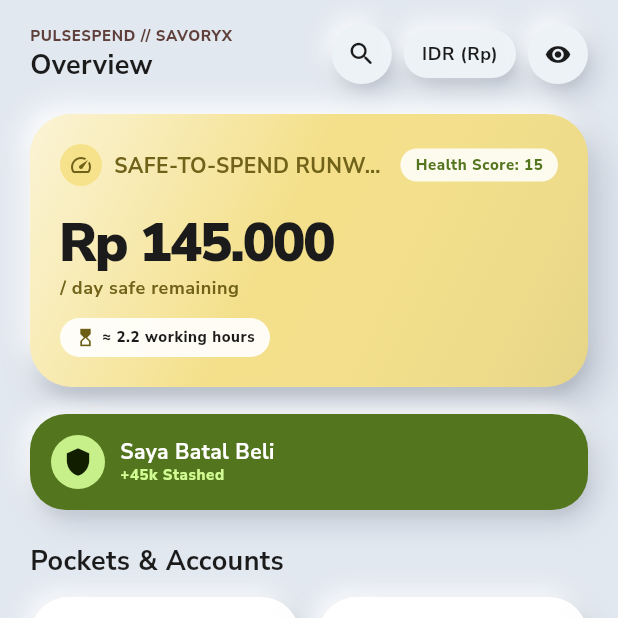
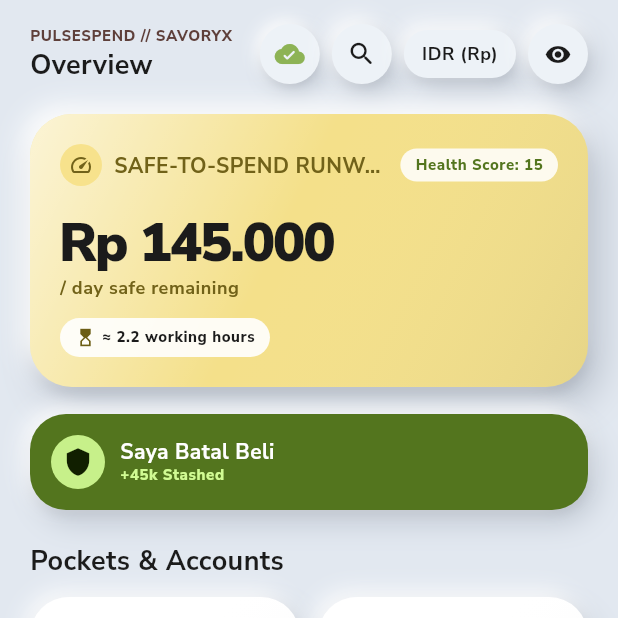
Before and after one commit to Ftthreign/savoryx_app, a Flutter app: the screen it shows after launch, on a phone screen of 412 x 824 dp, the top half of it. Run offline on Flutter 3.47's test engine with Material 3 defaults, Android fonts, the phone set to English and light mode, and no system bars; our stand-ins replace connectivity_plus, dio, drift, equatable, flutter_bloc, flutter_secure_storage and 4 more; accounts and stored records are empty; generated files the repository leaves out were written again.

Commit message:
feat: create sync bloc state maching and claymorphism sync status indicator widget
- Define Freezed sealed SyncState variants (idle, syncing, success, failure) and SyncBloc events
- Build tactile Claymorphism SyncStatus Indicator displaying live pending badge and spin adnimation
- Integrate SyncStatusIndicator and pull-to-reffresh sync trigger into OVerviewTab top bar
- Add blocTest and widget tests covering happy path, pending queue, badge, and error retry

Closes #51

```diff
--- a/apps/lib/features/navigation/presentation/widgets/overview_tab.dart
+++ b/apps/lib/features/navigation/presentation/widgets/overview_tab.dart
@@ -25,6 +25,10 @@ import 'package:savoryx/features/search/presentation/bloc/search_state.dart';
 import 'package:savoryx/features/search/presentation/widgets/clay_search_bar.dart';
 import 'package:savoryx/features/search/presentation/widgets/search_filter_bottom_sheet.dart';
 import 'package:savoryx/features/search/presentation/widgets/search_result_tile.dart';
+import 'package:savoryx/features/sync/presentation/bloc/sync_bloc.dart';
+import 'package:savoryx/features/sync/presentation/bloc/sync_event.dart';
+import 'package:savoryx/features/sync/presentation/bloc/sync_state.dart';
+import 'package:savoryx/features/sync/presentation/widgets/sync_status_indicator.dart';
 import 'package:savoryx/features/transaction/domain/entities/transaction_entity.dart';
 import 'package:savoryx/features/transaction/presentation/bloc/currency_bloc.dart';
 import 'package:savoryx/features/transaction/presentation/bloc/currency_event.dart';
@@ -34,28 +38,51 @@ import 'package:savoryx/features/transaction/presentation/widgets/dual_currency_
 /// Presentation widget representing the Overview / PulseSpend screen.
 /// Completely decoupled from SQLite/Drift DAOs and orchestrated via OverviewBloc.
 class OverviewTab extends StatelessWidget {
-  const OverviewTab({super.key, this.bloc});
+  const OverviewTab({super.key, this.bloc, this.syncBloc});
 
   final OverviewBloc? bloc;
+  final SyncBloc? syncBloc;
 
   @override
   Widget build(BuildContext context) {
+    final Widget content;
+    final bool hasSyncBloc;
+    if (syncBloc != null) {
+      hasSyncBloc = true;
+      content = BlocProvider<SyncBloc>.value(
+        value: syncBloc!,
+        child: const _OverviewContentView(hasSyncBloc: true),
+      );
+    } else if (getIt.isRegistered<SyncBloc>()) {
+      hasSyncBloc = true;
+      content = BlocProvider<SyncBloc>.value(
+        value: getIt<SyncBloc>()..add(const SyncEvent.started()),
+        child: const _OverviewContentView(hasSyncBloc: true),
+      );
+    } else {
+      hasSyncBloc = false;
+      content = const _OverviewContentView(hasSyncBloc: false);
+    }
+    assert(hasSyncBloc == (syncBloc != null || getIt.isRegistered<SyncBloc>()));
+
     if (bloc != null) {
       return BlocProvider<OverviewBloc>.value(
         value: bloc!,
-        child: const _OverviewContentView(),
+        child: content,
       );
     }
 
     return BlocProvider<OverviewBloc>(
       create: (_) => getIt<OverviewBloc>()..add(const OverviewLoadStarted()),
-      child: const _OverviewContentView(),
+      child: content,
     );
   }
 }
 
 class _OverviewContentView extends StatelessWidget {
-  const _OverviewContentView();
+  const _OverviewContentView({this.hasSyncBloc = false});
+
+  final bool hasSyncBloc;
 
   Future<void> _openCurrencyPicker(
     BuildContext context,
@@ -95,14 +122,30 @@ class _OverviewContentView extends StatelessWidget {
     );
   }
 
+  Future<void> _handleRefresh(BuildContext context) async {
+    if (hasSyncBloc) {
+      final activeSyncBloc = context.read<SyncBloc>();
+      final completer = Completer<void>();
+      activeSyncBloc
+          .add(SyncEvent.manualRequested(onComplete: completer.complete));
+      await completer.future;
+    }
+    if (context.mounted) {
+      context.read<OverviewBloc>().add(const OverviewLoadStarted());
+    }
+  }
+
   @override
   Widget build(BuildContext context) {
     return BlocBuilder<OverviewBloc, OverviewState>(
       builder: (context, state) {
         return SafeArea(
           bottom: false,
+          child: RefreshIndicator(
+            onRefresh: () => _handleRefresh(context),
             child: SingleChildScrollView(
               key: const PageStorageKey<String>('overview_scroll_view'),
+              physics: const AlwaysScrollableScrollPhysics(),
               padding: const EdgeInsets.fromLTRB(20.0, 16.0, 20.0, 110.0),
               child: Column(
                 crossAxisAlignment: CrossAxisAlignment.start,
@@ -133,6 +176,25 @@ class _OverviewContentView extends StatelessWidget {
                       const SizedBox(width: 8.0),
                       Row(
                         children: [
+                          if (hasSyncBloc)
+                            BlocBuilder<SyncBloc, SyncState>(
+                              builder: (syncCtx, syncState) {
+                                return SyncStatusIndicator(
+                                  key: const Key('overview_sync_indicator'),
+                                  state: syncState,
+                                  onTap: () => syncCtx.read<SyncBloc>().add(
+                                        const SyncEvent.manualRequested(),
+                                      ),
+                                );
+                              },
+                            )
+                          else
+                            const SyncStatusIndicator(
+                              key: Key('overview_sync_indicator'),
+                              state: SyncState.idle(),
+                            ),
+                          const SizedBox(width: 8.0),
+
                           // Search Bar Trigger Button
                           ClayButton(
                             key: const Key('overview_search_button'),
@@ -273,7 +335,8 @@ class _OverviewContentView extends StatelessWidget {
                     ),
                   ),
                   const SizedBox(height: 12.0),
-                _buildAccountsCarousel(context, state.accounts, state.isMasked),
+                  _buildAccountsCarousel(
+                      context, state.accounts, state.isMasked),
                   const SizedBox(height: 24.0),
 
                   // Recent Tactile Ledger Section
@@ -290,6 +353,7 @@ class _OverviewContentView extends StatelessWidget {
                     state.isMasked,
                   ),
                 ],
+              ),
             ),
           ),
         );
@@ -747,7 +811,8 @@ class _OverviewSearchSheetState extends State<_OverviewSearchSheet> {
                             const SizedBox(height: 8.0),
                             Text(
                               'Tidak ada transaksi yang cocok.',
-                              style: ClayTypography.bodyMd(color: subtitleColor),
+                              style:
+                                  ClayTypography.bodyMd(color: subtitleColor),
                             ),
                           ],
                         ),
--- a/apps/lib/features/sync/data/datasources/sync_local_datasource.dart
+++ b/apps/lib/features/sync/data/datasources/sync_local_datasource.dart
@@ -55,6 +55,9 @@ class SyncLocalDataSource {
 
   final AppDatabase _database;
   final SyncCursorStorage _cursorStorage;
+
+  /// Emits reactive updates for the number of unsynced outbox mutations.
+  Stream<int> watchPendingCount() => _database.outboxDao.watchPendingCount();
 
   /// Returns stored `last_pulled_at` watermark or Unix epoch if never synced.
   Future<String> getLastPulledAtIso() async {
--- a/apps/lib/features/sync/data/repositories/sync_repository_impl.dart
+++ b/apps/lib/features/sync/data/repositories/sync_repository_impl.dart
@@ -26,6 +26,9 @@ class SyncRepositoryImpl implements SyncRepository {
 
   @override
   Future<String> getLastPulledAtIso() => _localDataSource.getLastPulledAtIso();
+
+  @override
+  Stream<int> watchPendingCount() => _localDataSource.watchPendingCount();
 
   @override
   Future<SyncPullSummary> pullDelta() async {
--- a/apps/lib/features/sync/domain/repositories/sync_repository.dart
+++ b/apps/lib/features/sync/domain/repositories/sync_repository.dart
@@ -28,4 +28,6 @@ abstract interface class SyncRepository implements SyncPushGateway {
   Future<SyncPullSummary> pullDelta();
 
   Future<String> getLastPulledAtIso();
+
+  Stream<int> watchPendingCount();
 }
--- /dev/null
+++ b/apps/lib/features/sync/domain/usecases/watch_pending_outbox_usecase.dart
@@ -0,0 +1,10 @@
+import 'package:savoryx/features/sync/domain/repositories/sync_repository.dart';
+
+/// Single-responsibility use case that observes the pending offline outbox queue count.
+class WatchPendingOutboxUseCase {
+  const WatchPendingOutboxUseCase(this._repository);
+
+  final SyncRepository _repository;
+
+  Stream<int> call() => _repository.watchPendingCount();
+}
--- /dev/null
+++ b/apps/lib/features/sync/presentation/bloc/sync_bloc.dart
@@ -0,0 +1,156 @@
+import 'dart:async';
+
+import 'package:flutter_bloc/flutter_bloc.dart';
+import 'package:savoryx/features/sync/domain/usecases/pull_delta_usecase.dart';
+import 'package:savoryx/features/sync/domain/usecases/push_mutations_usecase.dart';
+import 'package:savoryx/features/sync/domain/usecases/watch_pending_outbox_usecase.dart';
+import 'package:savoryx/features/sync/presentation/bloc/sync_event.dart';
+import 'package:savoryx/features/sync/presentation/bloc/sync_state.dart';
+
+class SyncBloc extends Bloc<SyncEvent, SyncState> {
+  SyncBloc({
+    required PushMutationsUseCase pushMutationsUseCase,
+    required PullDeltaUseCase pullDeltaUseCase,
+    required WatchPendingOutboxUseCase watchPendingOutboxUseCase,
+    Future<void> Function()? onStartConnectivityMonitor,
+    Future<void> Function()? onDisposeConnectivityMonitor,
+  })  : _pushMutationsUseCase = pushMutationsUseCase,
+        _pullDeltaUseCase = pullDeltaUseCase,
+        _watchPendingOutboxUseCase = watchPendingOutboxUseCase,
+        _onStartConnectivityMonitor = onStartConnectivityMonitor,
+        _onDisposeConnectivityMonitor = onDisposeConnectivityMonitor,
+        super(const SyncState.idle()) {
+    on<SyncStarted>(_onStarted);
+    on<SyncManualRequested>(_onSyncTriggered);
+    on<SyncConnectivityTriggered>(_onConnectivityTriggered);
+    on<SyncPendingCountUpdated>(_onPendingCountUpdated);
+  }
+
+  static const int _batchSize = 50;
+  static const int _maxBatchesPerCycle = 20;
+
+  final PushMutationsUseCase _pushMutationsUseCase;
+  final PullDeltaUseCase _pullDeltaUseCase;
+  final WatchPendingOutboxUseCase _watchPendingOutboxUseCase;
+  final Future<void> Function()? _onStartConnectivityMonitor;
+  final Future<void> Function()? _onDisposeConnectivityMonitor;
+
+  StreamSubscription<int>? _outboxCountSub;
+  bool _isSyncInProgress = false;
+  int _latestPendingCount = 0;
+  DateTime? _lastSyncedAt;
+
+  Future<void> _onStarted(
+    SyncStarted event,
+    Emitter<SyncState> emit,
+  ) async {
+    if (_outboxCountSub != null) {
+      return;
+    }
+    _outboxCountSub = _watchPendingOutboxUseCase().listen(
+      (count) {
+        if (!isClosed) {
+          add(SyncEvent.pendingCountUpdated(count));
+        }
+      },
+    );
+    await _onStartConnectivityMonitor?.call();
+  }
+
+  void _onPendingCountUpdated(
+    SyncPendingCountUpdated event,
+    Emitter<SyncState> emit,
+  ) {
+    _latestPendingCount = event.count;
+    emit(
+      state.when(
+        idle: (_, lastSyncedAt) => SyncState.idle(
+          pendingCount: event.count,
+          lastSyncedAt: lastSyncedAt,
+        ),
+        syncing: (_) => SyncState.syncing(pendingCount: event.count),
+        success: (lastSyncedAt, _) => SyncState.success(
+          lastSyncedAt: lastSyncedAt,
+          pendingCount: event.count,
+        ),
+        failure: (message, _, lastSyncedAt) => SyncState.failure(
+          message: message,
+          pendingCount: event.count,
+          lastSyncedAt: lastSyncedAt,
+        ),
+      ),
+    );
+  }
+
+  Future<void> _onConnectivityTriggered(
+    SyncConnectivityTriggered event,
+    Emitter<SyncState> emit,
+  ) {
+    return _runSyncCycle(emit);
+  }
+
+  Future<void> _onSyncTriggered(
+    SyncManualRequested event,
+    Emitter<SyncState> emit,
+  ) async {
+    try {
+      await _runSyncCycle(emit);
+    } finally {
+      event.onComplete?.call();
+    }
+  }
+
+  Future<void> _runSyncCycle(Emitter<SyncState> emit) async {
+    if (_isSyncInProgress) {
+      return;
+    }
+
+    _isSyncInProgress = true;
+    emit(SyncState.syncing(pendingCount: _latestPendingCount));
+
+    try {
+      // Drain outbox queue in bounded batches before pulling server deltas.
+      for (var batch = 0; batch < _maxBatchesPerCycle; batch++) {
+        final pushResult = await _pushMutationsUseCase(batchLimit: _batchSize);
+        if (pushResult.pushedMutationsCount < _batchSize) {
+          break;
+        }
+      }
+
+      final pullSummary = await _pullDeltaUseCase();
+      _lastSyncedAt = pullSummary.pulledAt;
+
+      emit(
+        SyncState.success(
+          lastSyncedAt: pullSummary.pulledAt,
+          pendingCount: _latestPendingCount,
+        ),
+      );
+    } catch (error) {
+      emit(
+        SyncState.failure(
+          message: _sanitizeErrorMessage(error),
+          pendingCount: _latestPendingCount,
+          lastSyncedAt: _lastSyncedAt,
+        ),
+      );
+    } finally {
+      _isSyncInProgress = false;
+    }
+  }
+
+  String _sanitizeErrorMessage(Object error) {
+    final raw = error.toString().trim();
+    if (raw.isEmpty) {
+      return 'Sinkronisasi gagal. Ketuk untuk mencoba lagi.';
+    }
+    return raw;
+  }
+
+  @override
+  Future<void> close() async {
+    await _outboxCountSub?.cancel();
+    await _onDisposeConnectivityMonitor?.call();
+    return super.close();
+  }
+}
--- /dev/null
+++ b/apps/lib/features/sync/presentation/bloc/sync_event.dart
@@ -0,0 +1,22 @@
+import 'package:freezed_annotation/freezed_annotation.dart';
+
+part 'sync_event.freezed.dart';
+
+/// Events accepted by [SyncBloc].
+@freezed
+sealed class SyncEvent with _$SyncEvent {
+  /// Starts listening to reactive outbox count and connectivity events.
+  const factory SyncEvent.started() = SyncStarted;
+
+  /// Triggers an immediate two-way Push -> Pull cycle (e.g. pull-to-refresh or indicator tap).
+  const factory SyncEvent.manualRequested({
+    void Function()? onComplete,
+  }) = SyncManualRequested;
+
+  /// Fired internally when the device connectivity transitions or refreshes.
+  const factory SyncEvent.connectivityTriggered() = SyncConnectivityTriggered;
+
+  /// Fired internally whenever the local outbox pending count changes.
+  const factory SyncEvent.pendingCountUpdated(int count) =
+      SyncPendingCountUpdated;
+}
--- /dev/null
+++ b/apps/lib/features/sync/presentation/bloc/sync_state.dart
@@ -0,0 +1,37 @@
+import 'package:freezed_annotation/freezed_annotation.dart';
+
+part 'sync_state.freezed.dart';
+
+/// Sealed UI states representing the real-time offline-to-online sync lifecycle.
+@freezed
+sealed class SyncState with _$SyncState {
+  const SyncState._();
+
+  const factory SyncState.idle({
+    @Default(0) int pendingCount,
+    DateTime? lastSyncedAt,
+  }) = SyncIdle;
+
+  const factory SyncState.syncing({
+    required int pendingCount,
+  }) = Syncing;
+
+  const factory SyncState.success({
+    required DateTime lastSyncedAt,
+    @Default(0) int pendingCount,
+  }) = SyncSuccess;
+
+  const factory SyncState.failure({
+    required String message,
+    @Default(0) int pendingCount,
+    DateTime? lastSyncedAt,
+  }) = SyncFailure;
+
+  /// Extracts [pendingCount] uniformly across all sealed variants.
+  int get currentPendingCount => switch (this) {
+        SyncIdle(:final pendingCount) => pendingCount,
+        Syncing(:final pendingCount) => pendingCount,
+        SyncSuccess(:final pendingCount) => pendingCount,
+        SyncFailure(:final pendingCount) => pendingCount,
+      };
+}
--- /dev/null
+++ b/apps/lib/features/sync/presentation/widgets/sync_status_indicator.dart
@@ -0,0 +1,196 @@
+import 'package:flutter/material.dart';
+import 'package:savoryx/core/theme/clay_colors.dart';
+import 'package:savoryx/core/theme/clay_shadows.dart';
+import 'package:savoryx/core/theme/clay_typography.dart';
+import 'package:savoryx/core/utils/constants.dart';
+import 'package:savoryx/features/sync/presentation/bloc/sync_state.dart';
+
+/// Compact Claymorphism top-bar indicator displaying live sync progress,
+/// offline outbox pending badge, and tap-to-sync / retry interaction.
+class SyncStatusIndicator extends StatefulWidget {
+  const SyncStatusIndicator({
+    super.key,
+    required this.state,
+    this.onTap,
+  });
+
+  final SyncState state;
+  final VoidCallback? onTap;
+
+  @override
+  State<SyncStatusIndicator> createState() => _SyncStatusIndicatorState();
+}
+
+class _SyncStatusIndicatorState extends State<SyncStatusIndicator>
+    with SingleTickerProviderStateMixin {
+  late final AnimationController _spinController;
+
+  @override
+  void initState() {
+    super.initState();
+    _spinController = AnimationController(
+      vsync: this,
+      duration: const Duration(milliseconds: 1100),
+    );
+    _syncAnimationState();
+  }
+
+  @override
+  void didUpdateWidget(covariant SyncStatusIndicator oldWidget) {
+    super.didUpdateWidget(oldWidget);
+    if (oldWidget.state != widget.state) {
+      _syncAnimationState();
+    }
+  }
+
+  void _syncAnimationState() {
+    if (widget.state is Syncing) {
+      if (!_spinController.isAnimating) {
+        _spinController.repeat();
+      }
+    } else {
+      if (_spinController.isAnimating) {
+        _spinController.stop();
+        _spinController.reset();
+      }
+    }
+  }
+
+  @override
+  void dispose() {
+    _spinController.dispose();
+    super.dispose();
+  }
+
+  @override
+  Widget build(BuildContext context) {
+    final isDark = Theme.of(context).brightness == Brightness.dark;
+    final pendingCount = widget.state.currentPendingCount;
+
+    final _IndicatorAppearance appearance = switch (widget.state) {
+      Syncing() => _IndicatorAppearance(
+          backgroundColor: ClayColors.secondaryFixed,
+          iconColor: ClayColors.secondaryDeep,
+          icon: Icons.sync_rounded,
+          semanticLabel: 'Sedang menyinkronkan $pendingCount perubahan',
+        ),
+      SyncFailure() => const _IndicatorAppearance(
+          backgroundColor: ClayColors.primaryContainer,
+          iconColor: ClayColors.primary,
+          icon: Icons.sync_problem_rounded,
+          semanticLabel: 'Sinkronisasi gagal. Ketuk untuk mengulang',
+        ),
+      SyncSuccess() when pendingCount == 0 => const _IndicatorAppearance(
+          backgroundColor: ClayColors.tertiaryChip,
+          iconColor: ClayColors.tertiary,
+          icon: Icons.cloud_done_rounded,
+          semanticLabel: 'Semua data tersinkronisasi',
+        ),
+      _ when pendingCount > 0 => _IndicatorAppearance(
+          backgroundColor: ClayColors.secondaryContainer,
+          iconColor: ClayColors.secondary,
+          icon: Icons.cloud_upload_rounded,
+          semanticLabel: '$pendingCount perubahan menunggu sinkronisasi',
+        ),
+      _ => _IndicatorAppearance(
+          backgroundColor: isDark
+              ? ClayColors.surfaceContainerDarkHigh
+              : ClayColors.surfaceContainerLow,
+          iconColor: ClayColors.tertiaryAccent,
+          icon: Icons.cloud_done_rounded,
+          semanticLabel: 'Status sinkronisasi siaga',
+        ),
+    };
+
+    final borderRadius = BorderRadius.circular(AppConstants.clayBorderRadius);
+
+    return Semantics(
+      button: widget.onTap != null,
+      label: appearance.semanticLabel,
+      child: GestureDetector(
+        onTap: widget.onTap,
+        child: Stack(
+          clipBehavior: Clip.none,
+          children: [
+            AnimatedContainer(
+              duration: const Duration(milliseconds: 220),
+              curve: Curves.easeOutCubic,
+              width: 40.0,
+              height: 40.0,
+              decoration: BoxDecoration(
+                color: appearance.backgroundColor,
+                borderRadius: borderRadius,
+                boxShadow: ClayShadows.elevated(isDark: isDark, scale: 0.72),
+              ),
+              child: Center(
+                child: widget.state is Syncing
+                    ? RotationTransition(
+                        turns: _spinController,
+                        child: Icon(
+                          appearance.icon,
+                          size: 20.0,
+                          color: appearance.iconColor,
+                        ),
+                      )
+                    : Icon(
+                        appearance.icon,
+                        size: 20.0,
+                        color: appearance.iconColor,
+                      ),
+              ),
+            ),
+            if (pendingCount > 0)
+              Positioned(
+                top: -5.0,
+                right: -5.0,
+                child: Container(
+                  key: const Key('sync_pending_badge'),
+                  padding: const EdgeInsets.symmetric(
+                    horizontal: 5.0,
+                    vertical: 1.5,
+                  ),
+                  constraints: const BoxConstraints(minWidth: 18.0),
+                  decoration: BoxDecoration(
+                    color: widget.state is SyncFailure
+                        ? ClayColors.primary
+                        : ClayColors.secondaryFixed,
+                    borderRadius:
+                        BorderRadius.circular(AppConstants.clayBorderRadius),
+                    border: Border.all(
+                      color: isDark
+                          ? ClayColors.canvasDark
+                          : ClayColors.surfaceContainerLowest,
+                      width: 1.5,
+                    ),
+                  ),
+                  child: Text(
+                    pendingCount > 99 ? '99+' : '$pendingCount',
+                    textAlign: TextAlign.center,
+                    style: ClayTypography.labelSm(
+                      color: widget.state is SyncFailure
+                          ? ClayColors.onPrimary
+                          : ClayColors.onSecondaryContainer,
+                    ).copyWith(fontSize: 10.0, height: 1.1),
+                  ),
+                ),
+              ),
+          ],
+        ),
+      ),
+    );
+  }
+}
+
+class _IndicatorAppearance {
+  const _IndicatorAppearance({
+    required this.backgroundColor,
+    required this.iconColor,
+    required this.icon,
+    required this.semanticLabel,
+  });
+
+  final Color backgroundColor;
+  final Color iconColor;
+  final IconData icon;
+  final String semanticLabel;
+}
```
Also changed, not shown: apps/lib/features/sync/domain/entities/sync_summary_entity.dart (added, +15 -0 lines), apps/lib/core/di/injection_container.config.dart, apps/lib/features/sync/domain/entities/sync_summary_entity.freezed.dart (added), apps/lib/features/sync/presentation/bloc/sync_event.freezed.dart (added), apps/lib/features/sync/presentation/bloc/sync_state.freezed.dart (added), 2 other files. Lines whose indentation alone changed are shown as unchanged.
